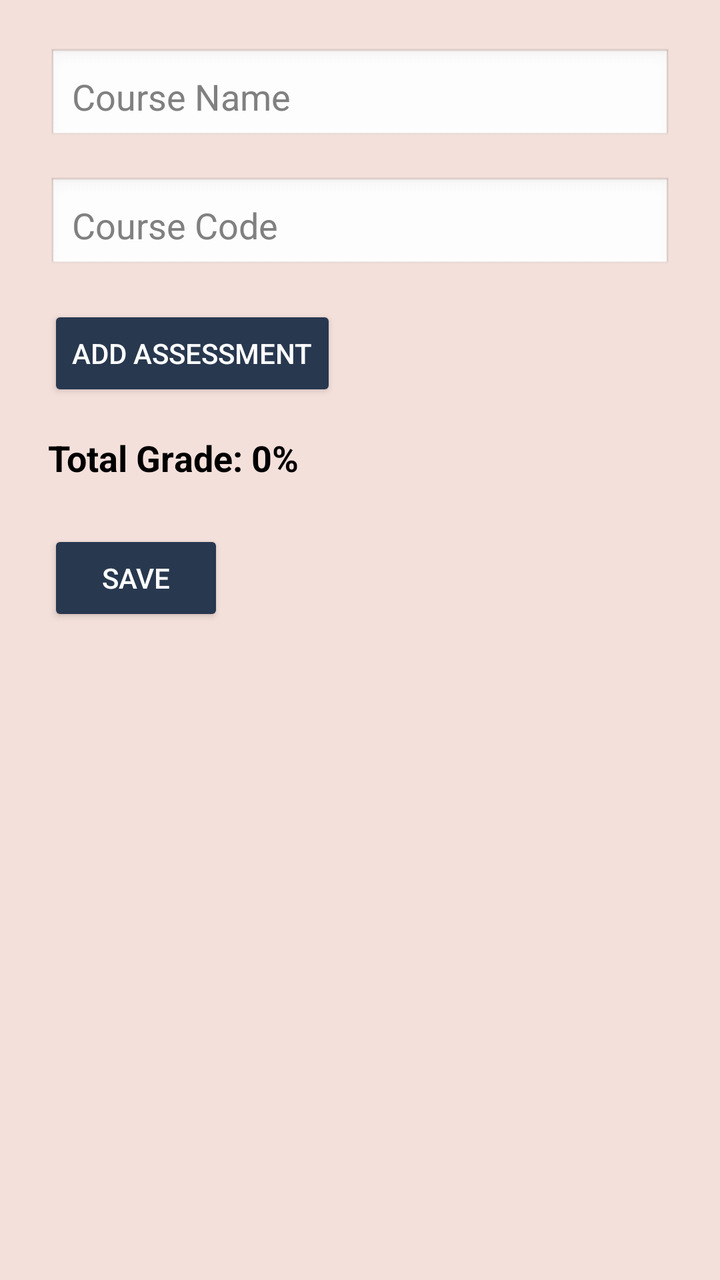
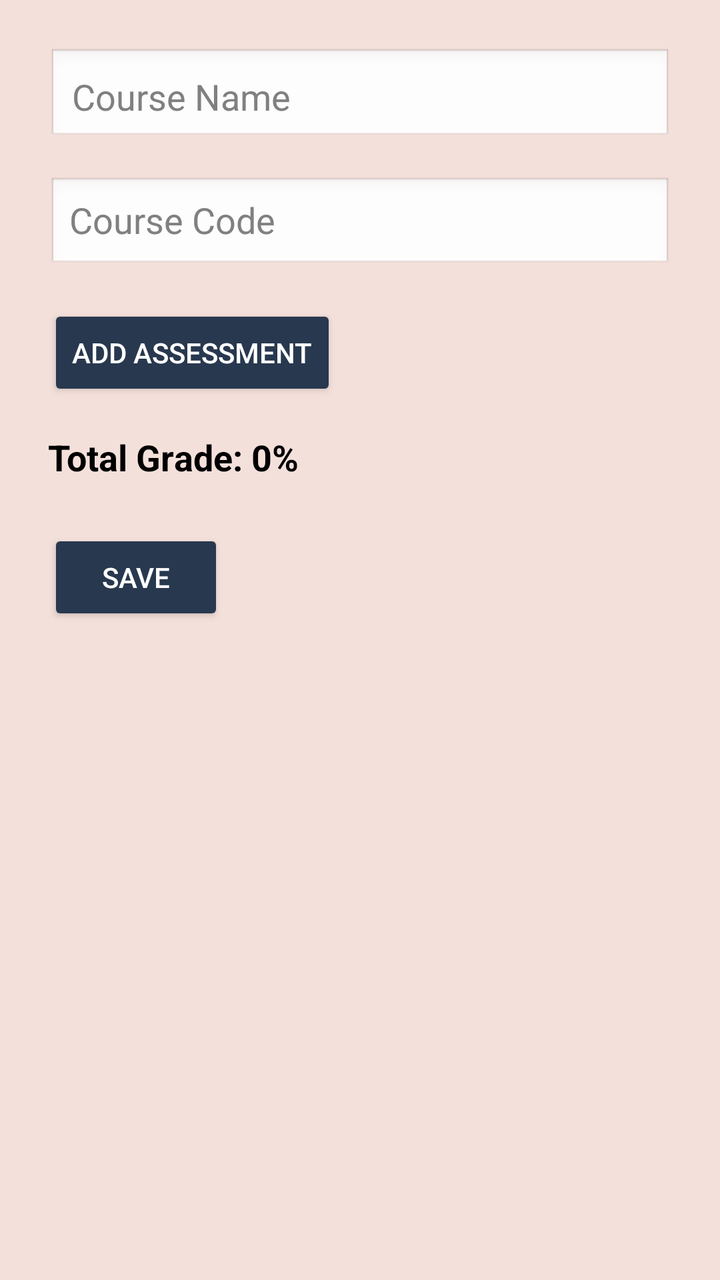

Before-and-after screenshots of an Android layout around one commit, followed by the original layout XML and the change that was made.
<!-- AndroidManifest.xml: application theme Theme.Grader -->
<!-- res/layout/activity_form.xml -->
<?xml version="1.0" encoding="utf-8"?>
<ScrollView xmlns:android="http://schemas.android.com/apk/res/android"
    android:layout_width="match_parent"
    android:layout_height="match_parent"
    android:background="@color/peach"
    android:padding="24dp">

    <LinearLayout
        android:layout_width="match_parent"
        android:layout_height="wrap_content"
        android:orientation="vertical">

        

        

        <EditText
            android:id="@+id/inputTitle"
            android:layout_width="match_parent"
            android:layout_height="wrap_content"
            android:textColorHint="@color/grey"
            android:background="@android:drawable/edit_text"
            android:hint="Course Name"
            android:padding="12dp" />

        <EditText
            android:id="@+id/inputDescription"
            android:layout_width="match_parent"
            android:layout_height="wrap_content"
            android:layout_marginTop="16dp"
            android:textColorHint="@color/grey"
            android:background="@android:drawable/edit_text"
            android:hint="Course Code"
            android:padding="12dp" />

        <Button
            android:id="@+id/addAssessmentButton"
            android:layout_width="wrap_content"
            android:layout_height="wrap_content"
            android:backgroundTint="@color/dark_navy"
            android:layout_marginTop="16dp"
            android:textColor="@color/white"
            android:text="Add Assessment" />

        <LinearLayout
            android:id="@+id/assessmentsContainer"
            android:layout_width="match_parent"
            android:layout_height="wrap_content"
            android:orientation="vertical" />

        <TextView
            android:id="@+id/totalGradeTextView"
            android:layout_width="wrap_content"
            android:layout_height="wrap_content"
            android:layout_marginTop="16dp"
            android:textColor="@color/black"
            android:text="Total Grade: 0%"
            android:textSize="18sp"
            android:textStyle="bold" />

        
        <Button
            android:id="@+id/btnSave"
            android:layout_width="wrap_content"
            android:layout_height="wrap_content"
            android:layout_marginTop="24dp"
            android:backgroundTint="@color/dark_navy"
            android:textColor="@color/white"
            android:text="Save" />

    </LinearLayout>
</ScrollView>
<!-- resources referenced by this layout -->
<resources>
  <color name="black">#FF000000</color>
  <color name="dark_navy">#28384F</color>
  <color name="grey">#808080</color>
  <color name="peach">#F4E0DB</color>
  <color name="white">#FFFFFFFF</color>
  <style name="Theme.Grader" parent="Base.Theme.Grader" />
  <style name="Base.Theme.Grader" parent="Theme.Material3.DayNight.NoActionBar">
          
          <item name="android:windowBackground">@color/app_background</item>
          <item name="android:statusBarColor">@color/dark_navy</item>
      </style>
  <color name="app_background">#28384F</color>
</resources>

<!-- the commit's change to res/layout/activity_form.xml (unified diff, before → after) -->
@@ -18,6 +18,7 @@
             android:id="@+id/inputTitle"
             android:layout_width="match_parent"
             android:layout_height="wrap_content"
+            android:textColor="@color/black"
             android:textColorHint="@color/grey"
             android:background="@android:drawable/edit_text"
             android:hint="Course Name"
@@ -28,10 +29,11 @@
             android:layout_width="match_parent"
             android:layout_height="wrap_content"
             android:layout_marginTop="16dp"
+            android:textColor="@color/black"
             android:textColorHint="@color/grey"
             android:background="@android:drawable/edit_text"
             android:hint="Course Code"
-            android:padding="12dp" />
+            android.padding="12dp" />
 
         <Button
             android:id="@+id/addAssessmentButton"
